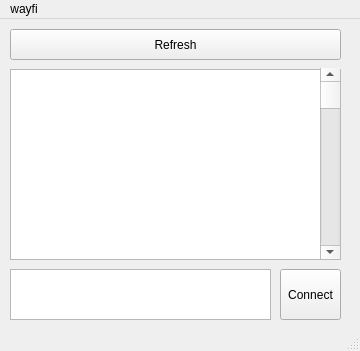
First picture: the form in mainwindow.ui, repository tadejpetric/nm_wayfi, before the edit.
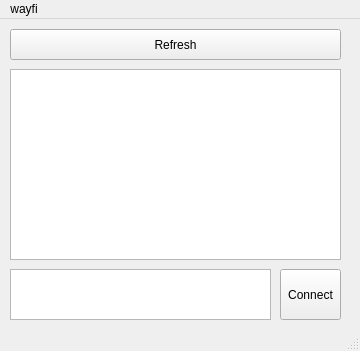
Second picture: the form after the edit.

```diff
--- a/mainwindow.ui
+++ b/mainwindow.ui
@@ -60,19 +60,6 @@
      </rect>
     </property>
    </widget>
-   <widget class="QScrollBar" name="verticalScrollBar">
-    <property name="geometry">
-     <rect>
-      <x>320</x>
-      <y>49</y>
-      <width>20</width>
-      <height>191</height>
-     </rect>
-    </property>
-    <property name="orientation">
-     <enum>Qt::Vertical</enum>
-    </property>
-   </widget>
   </widget>
   <widget class="QMenuBar" name="menubar">
    <property name="geometry">
```
Left out of the diff: 3 changed lines with no effect on the pictures.
